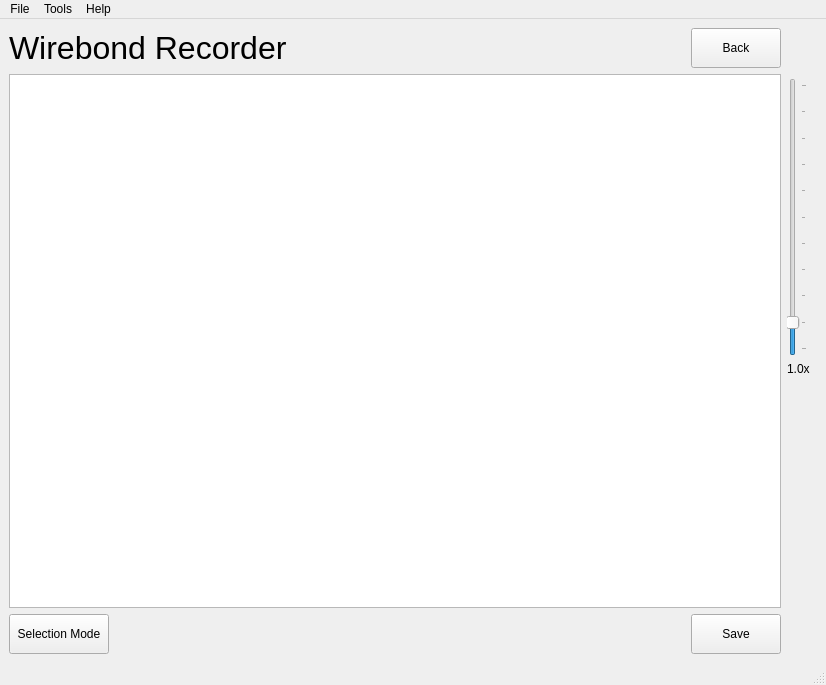
Above: ITkTrackingGUI/WirebondRecorderGUI.ui from adamazoulay/ITkTrackingGUI before the change. Below: the same form after it.
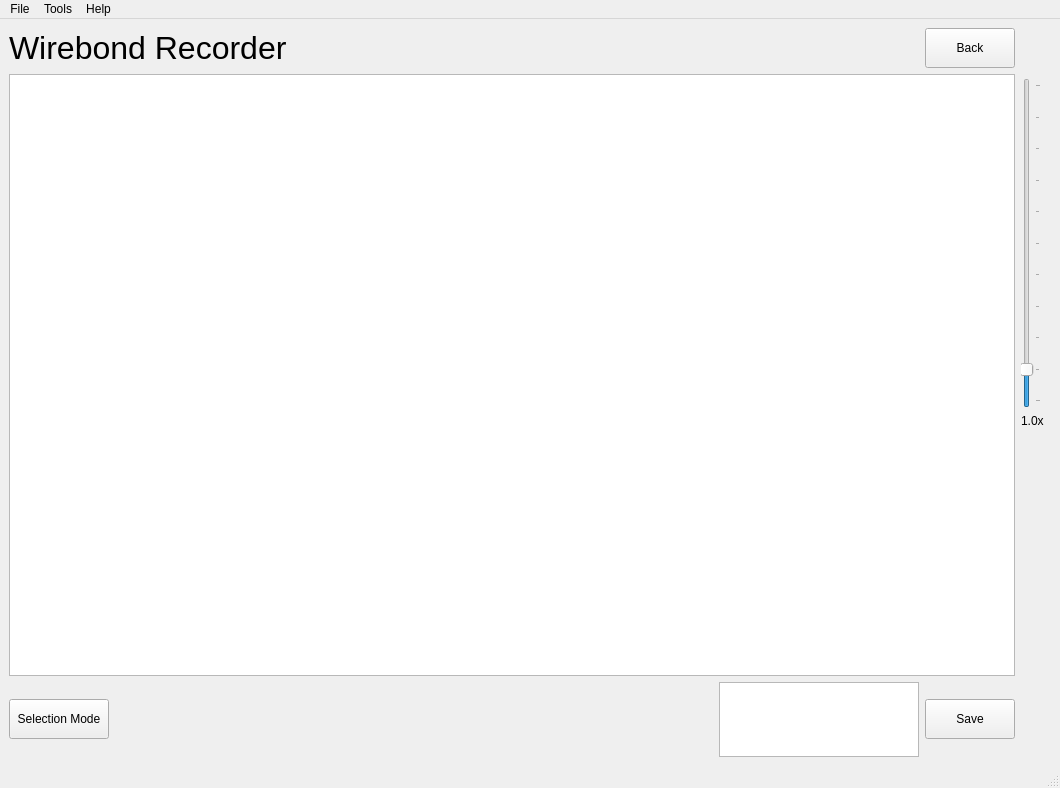
That is the form after the change.

Commit message: Added logging window to the gui

Diff of the .ui file:
```diff
--- a/ITkTrackingGUI/WirebondRecorderGUI.ui
+++ b/ITkTrackingGUI/WirebondRecorderGUI.ui
@@ -6,8 +6,8 @@
    <rect>
     <x>0</x>
     <y>0</y>
-    <width>826</width>
-    <height>685</height>
+    <width>1060</width>
+    <height>788</height>
    </rect>
   </property>
   <property name="windowTitle">
@@ -149,6 +149,28 @@
           </property>
          </spacer>
         </item>
+        <item>
+         <widget class="QTextBrowser" name="logText">
+          <property name="sizePolicy">
+           <sizepolicy hsizetype="Minimum" vsizetype="Minimum">
+            <horstretch>0</horstretch>
+            <verstretch>0</verstretch>
+           </sizepolicy>
+          </property>
+          <property name="minimumSize">
+           <size>
+            <width>200</width>
+            <height>75</height>
+           </size>
+          </property>
+          <property name="maximumSize">
+           <size>
+            <width>200</width>
+            <height>75</height>
+           </size>
+          </property>
+         </widget>
+        </item>
         <item>
          <widget class="QPushButton" name="btnSave">
           <property name="sizePolicy">
@@ -260,8 +282,8 @@
     <rect>
      <x>0</x>
      <y>0</y>
-     <width>826</width>
-     <height>21</height>
+     <width>1060</width>
+     <height>26</height>
     </rect>
    </property>
    <widget class="QMenu" name="menuFile">
```
Left out of the diff: 9 changed lines with no effect on the pictures. The commit also changes 3 other files.
